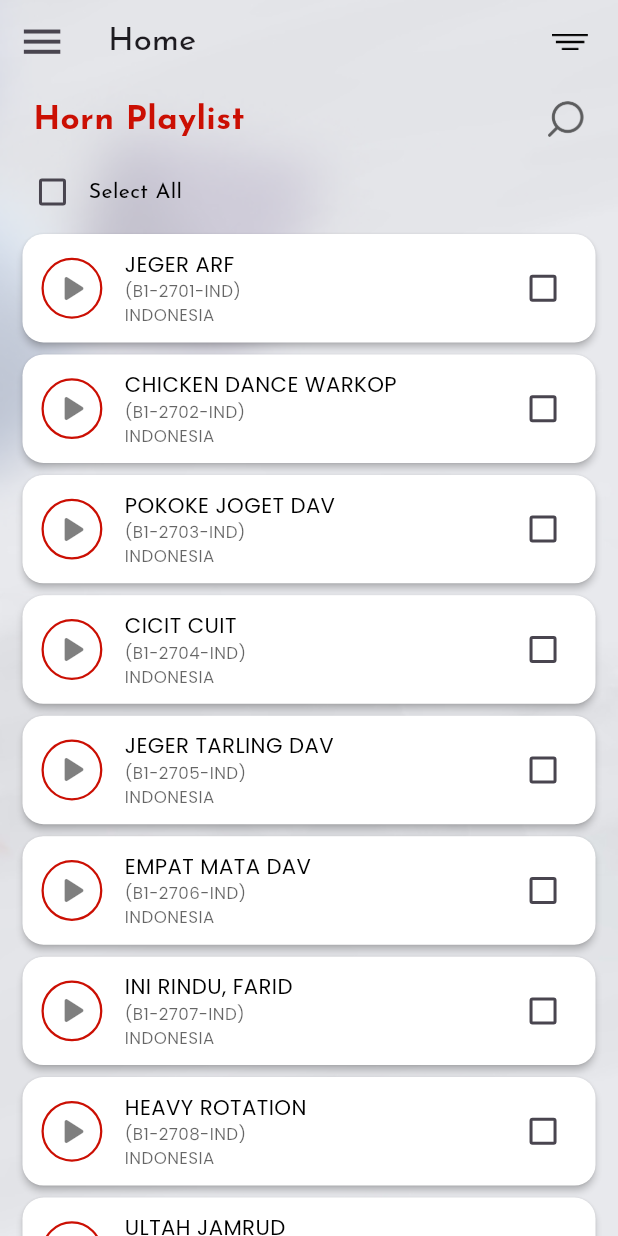
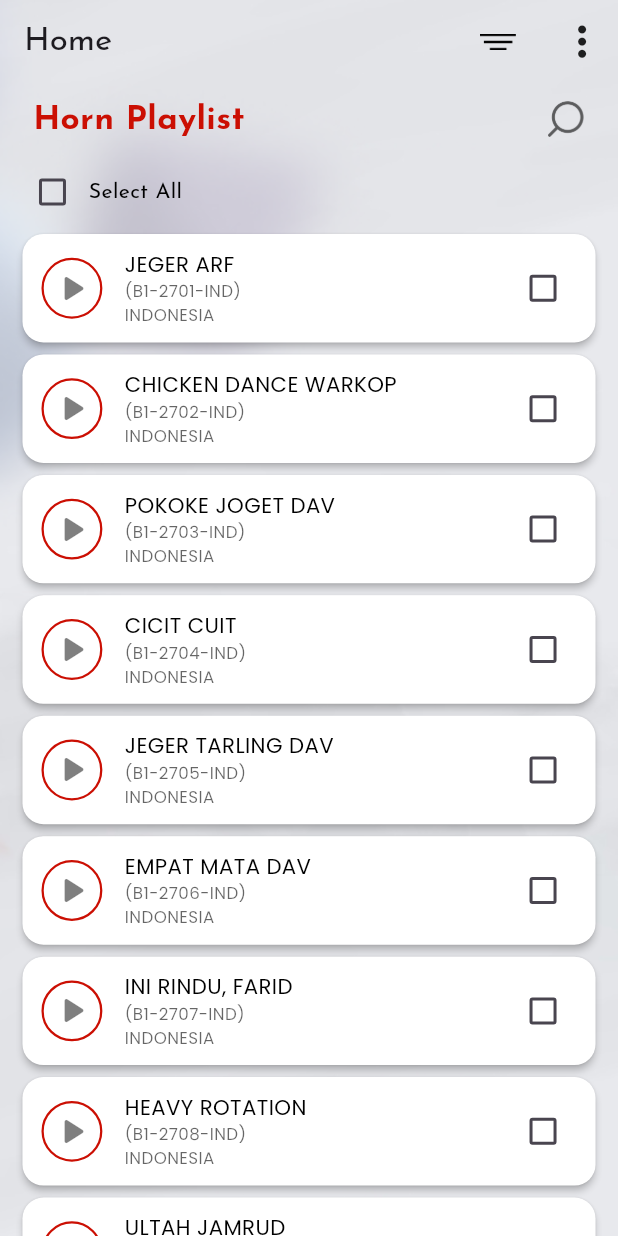
Before and after one commit to UmairYousafzai/Super-Horn, a Flutter app: the Homescreen screen opened directly, on a phone screen of 412 x 824 dp. Run offline on Flutter 3.47's test engine with Material 3 defaults, Android fonts, the phone set to English and light mode, and no system bars; our stand-ins replace device_info_plus, flutter_bluetooth_serial, flutter_native_splash, flutter_riverpod, flutter_screenutil, just_audio and 3 more; missing offline and left inert: android_intent_plus; accounts and stored records are empty; project files that could hold a hidden picture were left out.

Commit message:
Logout button added & nav drawer removed

```diff
--- a/lib/screens/homescreen.dart
+++ b/lib/screens/homescreen.dart
@@ -3,6 +3,7 @@ import 'package:flutter_riverpod/flutter_riverpod.dart';
 import 'package:flutter_screenutil/flutter_screenutil.dart';
 import 'package:just_audio/just_audio.dart';
 import 'package:superhorn/screens/play_horn_with_bluetooth.dart';
+import 'package:superhorn/screens/widgets/list_view_item.dart';
 import 'package:superhorn/screens/widgets/screen_background_container.dart';
 import 'package:superhorn/screens/widgets/search_field_widget.dart';
 
@@ -10,8 +11,9 @@ import '../core/theme/colors.dart';
 import '../core/utils/navigations.dart';
 import '../domain/entities/sound.dart';
 import '../providers/checked_item_provider.dart';
+import '../providers/shared_pref_provider.dart';
 import '../providers/sound_provider.dart';
-import '../screens/widgets/navigation_drawer_widget.dart';
+import 'auth/login_screen.dart';
 
 class Homescreen extends ConsumerStatefulWidget {
   Homescreen(this.isComingFromPlayOption, {super.key});
@@ -117,6 +119,7 @@ class _HomescreenState extends ConsumerState<Homescreen> {
     // Your existing build method remains unchanged
     final soundNotifier = ref.read(soundSelectionProvider.notifier);
     final checkedItems = ref.watch(checkedItemsProvider);
+    final sharedPreferencesNotifier = ref.read(sharedPreferencesProvider);
 
     bool isAllSelected = checkedItems.length == _filteredSounds.length &&
         _filteredSounds.isNotEmpty;
@@ -137,6 +140,7 @@ class _HomescreenState extends ConsumerState<Homescreen> {
                 backgroundColor: Colors.transparent,
               )
             : AppBar(
+                automaticallyImplyLeading: false,
                 title: const Text(
                   'Home',
                   style: TextStyle(
@@ -148,6 +152,7 @@ class _HomescreenState extends ConsumerState<Homescreen> {
                   size: 32.h,
                 ),
                 actions: [
+                  // Filter button
                   Padding(
                     padding: EdgeInsets.only(right: 18.w),
                     child: PopupMenuButton<String>(
@@ -156,6 +161,9 @@ class _HomescreenState extends ConsumerState<Homescreen> {
                         width: 24,
                         height: 24,
                       ),
+                      onSelected: (String value) {
+                        _setCategoryFilter(value);
+                      },
                       itemBuilder: (context) => [
                         const PopupMenuItem(
                           value: "All",
@@ -187,14 +195,49 @@ class _HomescreenState extends ConsumerState<Homescreen> {
                       ],
                     ),
                   ),
+                  // More options button (3 vertical dots)
+                  PopupMenuButton<String>(
+                    icon: const Icon(Icons.more_vert),
+                    padding: EdgeInsets.zero,
+                    position: PopupMenuPosition.under,
+                    constraints: const BoxConstraints(
+                      minWidth: 100,
+                      maxWidth: 100,
+                    ),
+                    itemBuilder: (context) => [
+                      PopupMenuItem(
+                        value: "logout",
+                        height: 30, // Reduced height
+                        onTap: () async {
+                          await sharedPreferencesNotifier.clearUserData();
+                          navigatePushAndRemoveUntil(
+                              context, const LoginScreen(), false);
+                        },
+                        child: const Row(
+                          mainAxisAlignment: MainAxisAlignment.start,
+                          children: [
+                            Icon(Icons.logout, size: 20),
+                            SizedBox(width: 8),
+                            Text(
+                              "Logout",
+                              style: TextStyle(
+                                fontFamily: 'JosefinSans',
+                                fontSize: 14,
+                              ),
+                            ),
                           ],
                         ),
-        onDrawerChanged: (isOpened) {
-          if (isOpened) {
-            _searchFocusNode.unfocus();
-          }
-        },
-        drawer: widget.isComingFromPlayOption ? null : MyDrawer(),
+                      ),
+                    ],
+                  ),
+                ],
+              ),
+        // onDrawerChanged: (isOpened) {
+        //   if (isOpened) {
+        //     _searchFocusNode.unfocus();
+        //   }
+        // },
+        // drawer: widget.isComingFromPlayOption ? null : MyDrawer(),
         body: ScreenBackgroundContainer(
           child: SafeArea(
             child: Padding(
@@ -265,138 +308,37 @@ class _HomescreenState extends ConsumerState<Homescreen> {
                       child: ListView.builder(
                     itemCount: _filteredSounds.length,
                     itemBuilder: (context, index) {
-                        bool isPlaying = _currentlyPlayingIndex == index;
-                        bool isChecked =
-                            checkedItems.contains(_filteredSounds[index]);
+                      final sound = _filteredSounds[index];
+                      final isPlaying = _currentlyPlayingIndex == index;
+                      final isChecked = checkedItems.contains(sound);
 
-                        return GestureDetector(
-                          onTap: () {
-                            if (widget.isComingFromPlayOption) {
-                              soundNotifier.selectSound(index);
+                      return SoundItem(
+                        sound: sound,
+                        isPlaying: isPlaying,
+                        isChecked: isChecked,
+                        isComingFromPlayOption: widget.isComingFromPlayOption,
+                        onPlayPause: () {
+                          _playPauseHornSound(sound.hornSound, index);
+                        },
+                        onSelect: () {
+                          if (!widget.isComingFromPlayOption) {
+                            ref
+                                .read(checkedItemsProvider.notifier)
+                                .toggleItem(sound);
+                          }
+                        },
+                        onNavigate: widget.isComingFromPlayOption
+                            ? () {
+                                ref
+                                    .read(soundSelectionProvider.notifier)
+                                    .selectSound(index);
                                 navigateToScreen(
                                     context, const PlayHornWithBluetooth());
                               }
-                          },
-                          child: Card(
-                            elevation: 2.0,
-                            shape: RoundedRectangleBorder(
-                              borderRadius: BorderRadius.circular(14),
-                            ),
-                            color: Colors.white,
-                            child: Padding(
-                              padding: EdgeInsets.symmetric(
-                                  vertical: 10.h, horizontal: 10.w),
-                              child: Row(
-                                children: [
-                                  GestureDetector(
-                                    onTap: () {
-                                      _playPauseHornSound(
-                                          _filteredSounds[index].hornSound,
-                                          index);
-                                    },
-                                    child: Container(
-                                      height: 40.h,
-                                      width: 40.w,
-                                      decoration: BoxDecoration(
-                                          shape: BoxShape.circle,
-                                          border: Border.all(
-                                              color: AColors.primaryColor,
-                                              width: 1.5)),
-                                      child: Icon(
-                                        isPlaying
-                                            ? Icons.pause
-                                            : Icons.play_arrow_rounded,
-                                        size: 30,
-                                        color: Colors.black.withOpacity(0.5),
-                                      ),
-                                    ),
-                                  ),
-                                  SizedBox(
-                                    width: 12.w,
-                                  ),
-                                  Column(
-                                    crossAxisAlignment:
-                                        CrossAxisAlignment.start,
-                                    children: [
-                                      Text(
-                                        _filteredSounds[index].soundName,
-                                        overflow: TextOverflow.ellipsis,
-                                        style: TextStyle(
-                                          fontFamily: 'Poppins',
-                                          fontSize: 14.sp,
-                                          color: Colors.black,
-                                          fontWeight: FontWeight.w400,
-                                        ),
-                                      ),
-                                      Text(
-                                        "(${_filteredSounds[index].code})",
-                                        overflow: TextOverflow.ellipsis,
-                                        style: TextStyle(
-                                          fontFamily: 'Poppins',
-                                          fontSize: 11.sp,
-                                          color: Colors.black.withOpacity(0.6),
-                                          fontWeight: FontWeight.w500,
-                                        ),
-                                      ),
-                                      if (widget.isComingFromPlayOption != true)
-                                        Text(
-                                          _filteredSounds[index].category,
-                                          style: TextStyle(
-                                            fontFamily: 'Poppins',
-                                            fontSize: 11.sp,
-                                            color:
-                                                Colors.black.withOpacity(0.6),
-                                            fontWeight: FontWeight.w400,
-                                          ),
-                                        ),
-                                    ],
-                                  ),
-                                  const Spacer(),
-                                  widget.isComingFromPlayOption
-                                      ? Container(
-                                          height: 25.h,
-                                          width: 25.w,
-                                          decoration: BoxDecoration(
-                                              shape: BoxShape.circle,
-                                              color: AColors.primaryColor),
-                                          child: Center(
-                                            child: Text(
-                                              _filteredSounds[index]
-                                                  .id
-                                                  .toString(),
-                                              overflow: TextOverflow.ellipsis,
-                                              style: TextStyle(
-                                                fontFamily: 'Poppins',
-                                                fontSize: 12.sp,
-                                                color: Colors.white,
-                                                fontWeight: FontWeight.w400,
-                                              ),
-                                            ),
-                                          ),
-                                        )
-                                      : Checkbox(
-                                          value: isChecked,
-                                          checkColor: Colors.white,
-                                          activeColor: AColors.primaryColor
-                                              .withOpacity(0.8),
-                                          onChanged: (bool? value) {
-                                            if (value != null) {
-                                              ref
-                                                  .read(checkedItemsProvider
-                                                      .notifier)
-                                                  .toggleItem(
-                                                      _filteredSounds[index]);
-                                            }
-                                          },
-                                        ),
-                                ],
-                              ),
-                            ),
-                          ),
+                            : null,
                       );
                     },
-                    ),
-                  ),
+                  )),
                 ],
               ),
             ),
--- /dev/null
+++ b/lib/screens/widgets/list_view_item.dart
@@ -0,0 +1,126 @@
+// New widget for a single sound item
+import 'package:flutter/material.dart';
+import 'package:flutter_screenutil/flutter_screenutil.dart';
+
+import '../../core/theme/colors.dart';
+import '../../domain/entities/sound.dart';
+
+class SoundItem extends StatelessWidget {
+  final Sound sound;
+  final bool isPlaying;
+  final bool isChecked;
+  final bool isComingFromPlayOption;
+  final VoidCallback onPlayPause;
+  final VoidCallback onSelect;
+  final VoidCallback? onNavigate;
+
+  const SoundItem({
+    super.key,
+    required this.sound,
+    required this.isPlaying,
+    required this.isChecked,
+    required this.isComingFromPlayOption,
+    required this.onPlayPause,
+    required this.onSelect,
+    this.onNavigate,
+  });
+
+  @override
+  Widget build(BuildContext context) {
+    return GestureDetector(
+      onTap: onNavigate,
+      child: Card(
+        elevation: 2.0,
+        shape: RoundedRectangleBorder(
+          borderRadius: BorderRadius.circular(14),
+        ),
+        color: Colors.white,
+        child: Padding(
+          padding: EdgeInsets.symmetric(vertical: 10.h, horizontal: 10.w),
+          child: Row(
+            children: [
+              GestureDetector(
+                onTap: onPlayPause,
+                child: Container(
+                  height: 40.h,
+                  width: 40.w,
+                  decoration: BoxDecoration(
+                      shape: BoxShape.circle,
+                      border:
+                          Border.all(color: AColors.primaryColor, width: 1.5)),
+                  child: Icon(
+                    isPlaying ? Icons.pause : Icons.play_arrow_rounded,
+                    size: 30,
+                    color: Colors.black.withOpacity(0.5),
+                  ),
+                ),
+              ),
+              SizedBox(width: 12.w),
+              Column(
+                crossAxisAlignment: CrossAxisAlignment.start,
+                children: [
+                  Text(
+                    sound.soundName,
+                    overflow: TextOverflow.ellipsis,
+                    style: TextStyle(
+                      fontFamily: 'Poppins',
+                      fontSize: 14.sp,
+                      color: Colors.black,
+                      fontWeight: FontWeight.w400,
+                    ),
+                  ),
+                  Text(
+                    "(${sound.code})",
+                    overflow: TextOverflow.ellipsis,
+                    style: TextStyle(
+                      fontFamily: 'Poppins',
+                      fontSize: 11.sp,
+                      color: Colors.black.withOpacity(0.6),
+                      fontWeight: FontWeight.w500,
+                    ),
+                  ),
+                  if (!isComingFromPlayOption)
+                    Text(
+                      sound.category,
+                      style: TextStyle(
+                        fontFamily: 'Poppins',
+                        fontSize: 11.sp,
+                        color: Colors.black.withOpacity(0.6),
+                        fontWeight: FontWeight.w400,
+                      ),
+                    ),
+                ],
+              ),
+              const Spacer(),
+              isComingFromPlayOption
+                  ? Container(
+                      height: 25.h,
+                      width: 25.w,
+                      decoration: BoxDecoration(
+                          shape: BoxShape.circle, color: AColors.primaryColor),
+                      child: Center(
+                        child: Text(
+                          sound.id.toString(),
+                          overflow: TextOverflow.ellipsis,
+                          style: TextStyle(
+                            fontFamily: 'Poppins',
+                            fontSize: 12.sp,
+                            color: Colors.white,
+                            fontWeight: FontWeight.w400,
+                          ),
+                        ),
+                      ),
+                    )
+                  : Checkbox(
+                      value: isChecked,
+                      checkColor: Colors.white,
+                      activeColor: AColors.primaryColor.withOpacity(0.8),
+                      onChanged: (value) => onSelect(),
+                    ),
+            ],
+          ),
+        ),
+      ),
+    );
+  }
+}
```
Also changed, not shown: lib/main.dart (+4 -3 lines). Lines whose indentation alone changed are shown as unchanged.
